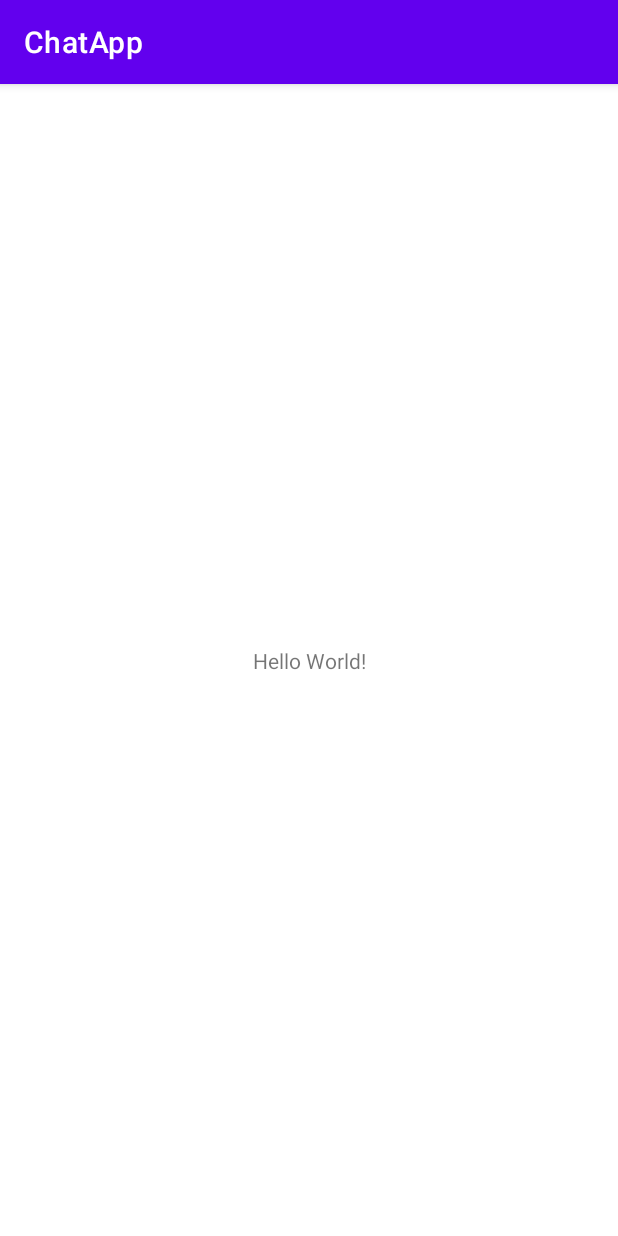
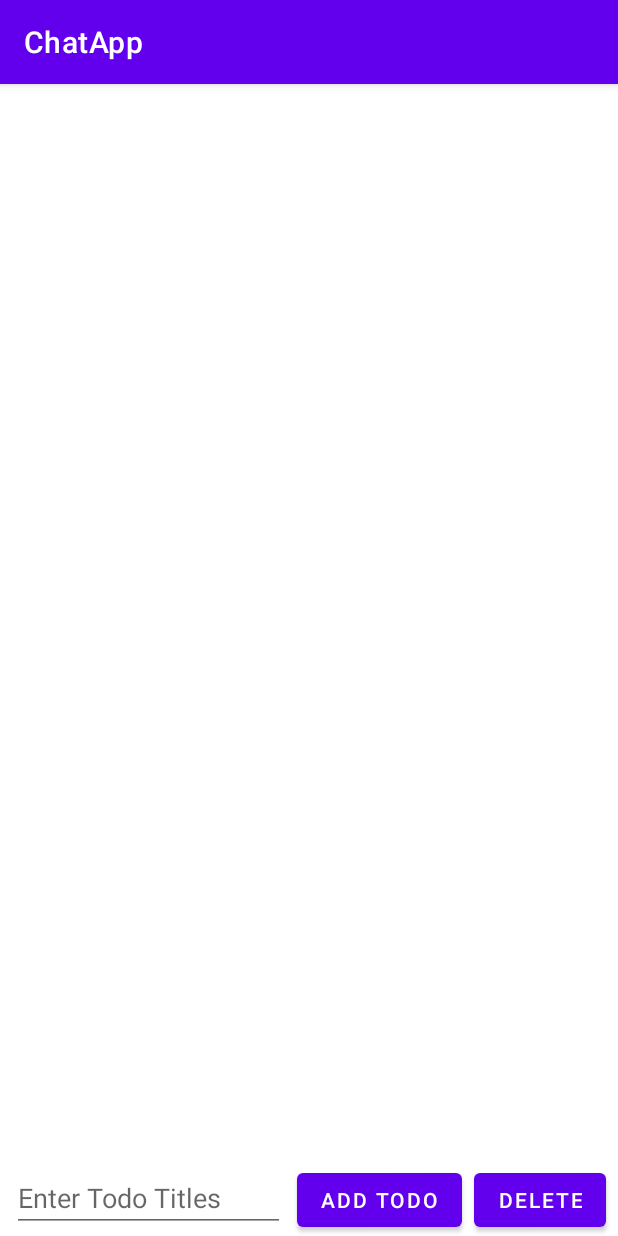
Before and after one commit to benivan/ChatApp, an Android app: the screen it shows after launch (MainActivity), on a phone screen of 412 x 824 dp. Run offline under Robolectric (Android 15) with nearby library versions, the phone set to English and light mode, and no system bars.

Commit message:
todo activity_main.xml and class created

```diff
--- a/app/build.gradle
+++ b/app/build.gradle
@@ -36,4 +36,5 @@ dependencies {
     testImplementation 'junit:junit:4.+'
     androidTestImplementation 'androidx.test.ext:junit:1.1.2'
     androidTestImplementation 'androidx.test.espresso:espresso-core:3.3.0'
+    implementation 'com.google.android.material:material:1.4.0-alpha02'
 }
--- a/app/src/main/java/com/example/chatapp/MainActivity.java
+++ b/app/src/main/java/com/example/chatapp/MainActivity.java
@@ -11,4 +11,6 @@ public class MainActivity extends AppCompatActivity {
         super.onCreate(savedInstanceState);
         setContentView(R.layout.activity_main);
     }
+
+
 }
--- a/app/src/main/res/layout/activity_main.xml
+++ b/app/src/main/res/layout/activity_main.xml
@@ -6,13 +6,44 @@
     android:layout_height="match_parent"
     tools:context=".MainActivity">
 
-    <TextView
+    <androidx.recyclerview.widget.RecyclerView
+
+        android:id="@+id/rvTodoItems"
+        android:layout_width="match_parent"
+        android:layout_height="0dp"
+        app:layout_constraintBottom_toTopOf="@+id/etTodoTitle"
+        app:layout_constraintEnd_toEndOf="parent"
+        app:layout_constraintStart_toStartOf="parent"
+        app:layout_constraintTop_toTopOf="parent" />
+
+    <EditText
+        android:id="@+id/etTodoTitle"
+        android:layout_width="0dp"
+        android:layout_height="wrap_content"
+        android:layout_marginStart="8dp"
+        android:layout_marginEnd="8dp"
+        android:hint="Enter Todo Titles"
+        app:layout_constraintBaseline_toBaselineOf="@+id/btnAddTodo"
+        app:layout_constraintEnd_toStartOf="@+id/btnAddTodo"
+        app:layout_constraintStart_toStartOf="parent" />
+
+    <Button
+        android:id="@+id/btnAddTodo"
         android:layout_width="wrap_content"
         android:layout_height="wrap_content"
-        android:text="Hello World!"
+        android:layout_marginEnd="8dp"
+        android:text="Add TODO"
         app:layout_constraintBottom_toBottomOf="parent"
-        app:layout_constraintLeft_toLeftOf="parent"
-        app:layout_constraintRight_toRightOf="parent"
-        app:layout_constraintTop_toTopOf="parent" />
+        app:layout_constraintEnd_toStartOf="@+id/btnDelete" />
+
+    <Button
+        android:id="@+id/btnDelete"
+        android:layout_width="wrap_content"
+        android:layout_height="wrap_content"
+        android:layout_marginEnd="8dp"
+        android:text="Delete"
+        app:layout_constraintBaseline_toBaselineOf="@+id/btnAddTodo"
+        app:layout_constraintEnd_toEndOf="parent" />
+
 
 </androidx.constraintlayout.widget.ConstraintLayout>
```
Also changed, not shown: app/src/main/java/com/example/chatapp/Todo.java (added, +27 -0 lines), app/src/main/res/layout/item_todo.xml (added, +32 -0 lines), 1 other file.
